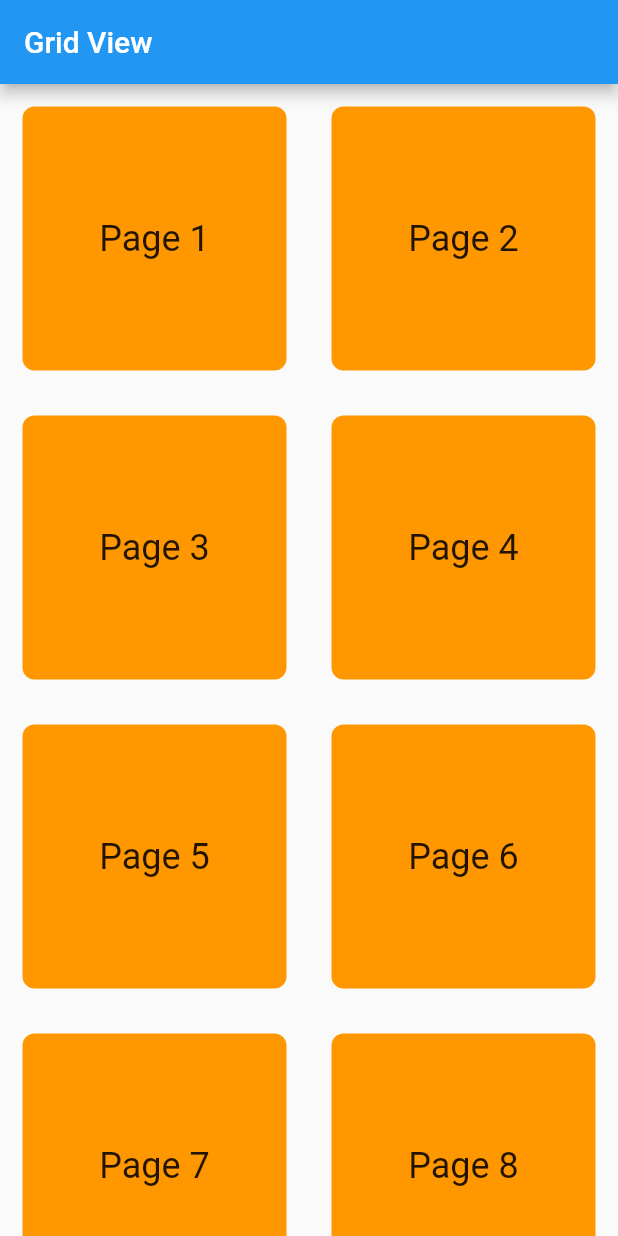
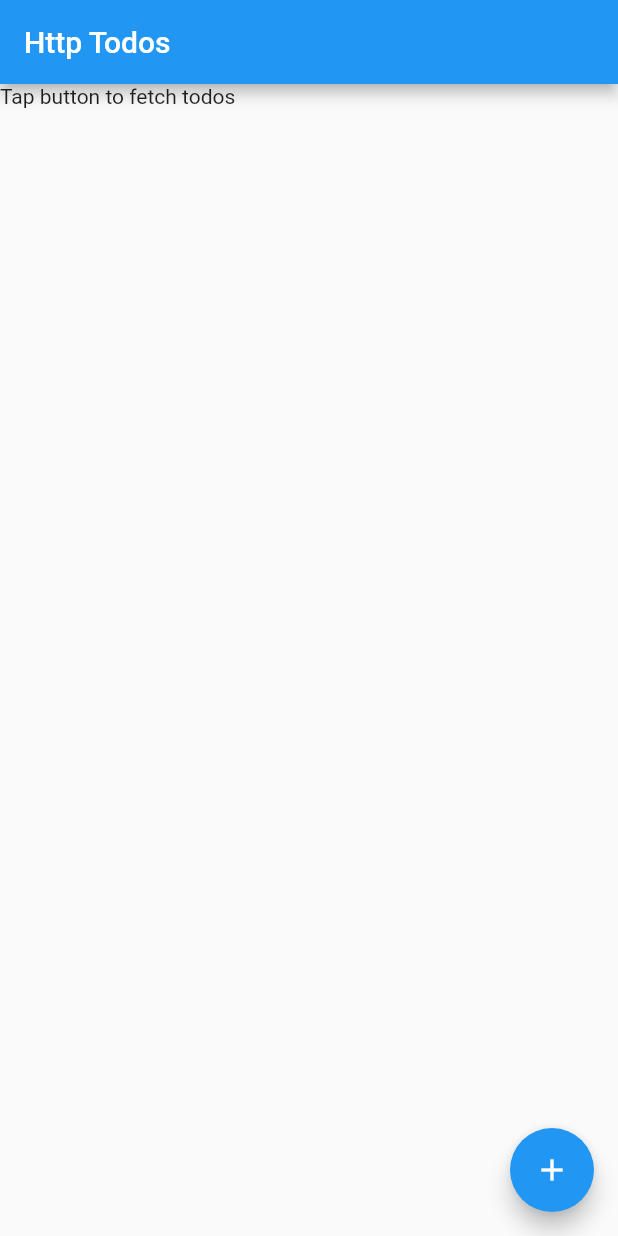
Before and after one commit to is381-1-2021/rawissara, a Flutter app: the screen it shows after launch, on a phone screen of 412 x 824 dp. Run offline on Flutter 3.47's test engine with Material 2 defaults, Android fonts, the light colour scheme and no system bars; project files that could hold a hidden picture were left out.

Commit message:
HTTP Todos

```diff
--- /dev/null
+++ b/first_app/lib/controllers/todo_controller.dart
@@ -0,0 +1,22 @@
+import 'dart:async';
+
+import 'package:first_app/models/todo_model.dart';
+import 'package:first_app/services/services.dart';
+
+class TodoController {
+  final HttpServices services;
+  List<Todo> todos = List.empty();
+
+  StreamController<bool> onSyncController = StreamController();
+  Stream<bool> get onSync => onSyncController.stream;
+
+  TodoController(this.services);
+
+  Future<List<Todo>> fetchTodos() async {
+    onSyncController.add(true);
+    todos = await services.getTodos();
+    onSyncController.add(false);
+
+    return todos;
+  }
+}
--- a/first_app/lib/main.dart
+++ b/first_app/lib/main.dart
@@ -1,5 +1,3 @@
-
-import 'package:first_app/pages/eighth_page.dart';
 import 'package:flutter/material.dart';
 import 'package:provider/provider.dart';
 
@@ -12,7 +10,32 @@
 import 'pages/sixth_page.dart';
 import 'pages/third_page.dart';
 
+import 'package:first_app/controllers/todo_controller.dart';
+import 'package:first_app/pages/eighth_page.dart';
+import 'package:first_app/pages/todo_page.dart';
+import 'package:first_app/services/services.dart';
+
 void main() {
+  var services = HttpServices();
+  var controller = TodoController(services);
+
+  runApp(TodoApp(controller: controller));
+}
+
+class TodoApp extends StatelessWidget{
+  final TodoController controller;
+  TodoApp({required this.controller});
+
+  @override
+  Widget build(BuildContext context) {
+    return MaterialApp(
+      home: TodoPage(controller: controller),
+    );
+  }
+}
+
+
+void main_old() {
   runApp(
     MultiProvider(
       providers: [
--- /dev/null
+++ b/first_app/lib/models/todo_model.dart
@@ -0,0 +1,33 @@
+class Todo {
+  final int userId;
+  final int id;
+  final String title;
+  bool completed;
+
+  Todo(this.userId, this.id, this.title, this.completed);
+  factory Todo.fromJson(
+    Map<String, dynamic> json,
+  ) {
+    return Todo(
+      json['userId'] as int,
+      json['id'] as int,
+      json['title'] as String,
+      json['completed'] as bool,
+    );
+  }
+}
+
+
+class AllTodos {
+  final List<Todo> todos;
+
+  AllTodos(this.todos);
+
+  factory AllTodos.fromJson(
+    List<dynamic> json,
+  ){
+    var x = json.map((record) => Todo.fromJson(record)).toList();
+
+    return AllTodos(x);
+  }
+}
--- /dev/null
+++ b/first_app/lib/pages/todo_page.dart
@@ -0,0 +1,63 @@
+import 'package:first_app/controllers/todo_controller.dart';
+import 'package:first_app/models/todo_model.dart';
+import 'package:flutter/material.dart';
+
+class TodoPage extends StatefulWidget{
+  final TodoController controller;
+
+  TodoPage({required this.controller});
+
+  @override
+  _TodoPageState createState() => _TodoPageState();
+}
+
+class _TodoPageState extends State<TodoPage> {
+  List<Todo> todos = List.empty();
+  bool isLoading = false;
+
+  void initState() {
+    super.initState();
+
+    widget.controller.onSync.listen(
+      (bool syncState) => setState(() => isLoading = syncState),
+    );
+  }
+
+  void _getTodos() async {
+    var newTodos = await widget.controller.fetchTodos();
+
+    setState(() => todos = newTodos);
+  }
+
+  Widget get body => isLoading
+          ? CircularProgressIndicator()
+          : ListView.builder(
+            itemCount: todos.isEmpty ? 1 : todos.length,
+            itemBuilder: (ctx, index) {
+              if (todos.isEmpty) {
+                return Text('Tap button to fetch todos');
+              }
+
+              return CheckboxListTile(
+                onChanged: null,
+                value: todos[index].completed,
+                title: Text(todos[index].title),
+              );
+            },
+          );
+
+
+  @override
+  Widget build(BuildContext context) {
+    return Scaffold(
+      appBar: AppBar(
+        title: Text('Http Todos'),
+      ),
+      body: Center(child: body),
+      floatingActionButton: FloatingActionButton(
+        onPressed: _getTodos,
+        child: Icon(Icons.add),
+      ),
+    );
+  }
+}
--- /dev/null
+++ b/first_app/lib/services/services.dart
@@ -0,0 +1,22 @@
+import 'dart:convert';
+
+import 'package:first_app/models/todo_model.dart';
+import 'package:http/http.dart';
+
+class HttpServices {
+  Client client = Client();
+
+  Future<List<Todo>> getTodos() async {
+    final response = await client.get(
+      Uri.parse('https://jsonplaceholder.typicode.com/todos'),
+    );
+
+    if (response.statusCode != 200) {
+      throw Exception('Failed to load todos');
+    }
+
+    var all = AllTodos.fromJson(json.decode(response.body));
+
+    return all.todos;
+  }
+}
--- a/first_app/pubspec.yaml
+++ b/first_app/pubspec.yaml
@@ -15,6 +15,7 @@
   cupertino_icons: ^1.0.2
   provider: ^6.0.0
   web_socket_channel: ^2.1.0
+  http: ^0.13.3
 
 dev_dependencies:
   flutter_test:
```
Also changed, not shown: first_app/pubspec.lock.
